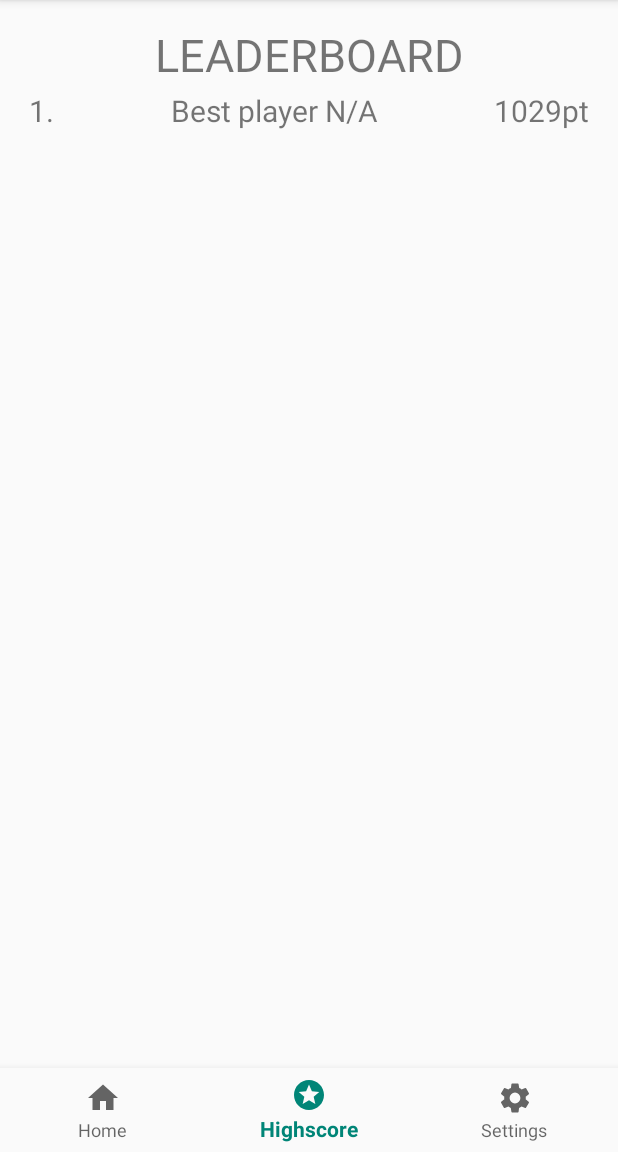
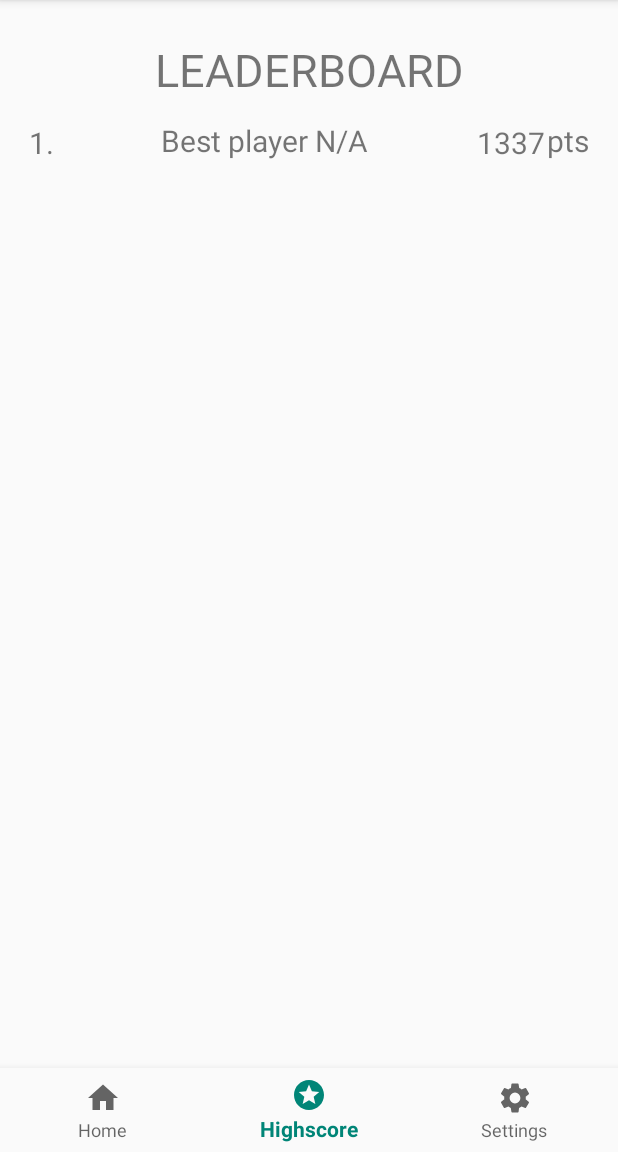
Before and after one commit to Flotfyr27/Hangman, an Android app: the screen it shows after launch (MainActivity), item 2 of the bottom bar chosen, on a phone screen of 412 x 824 dp, the part 84-1236 px from its top. Run offline under Robolectric (Android 15) with nearby library versions, the phone set to English and light mode, and no system bars.

Commit message:
Added minor details to leaderboard design

```diff
--- a/app/src/main/res/layout/fragment_highscore.xml
+++ b/app/src/main/res/layout/fragment_highscore.xml
@@ -12,7 +12,8 @@
         android:layout_height="wrap_content"
         android:text="@string/highscoreTitle"
         android:textSize="30sp"
-        android:gravity="center_horizontal"/>
+        android:gravity="center_horizontal"
+        android:padding="10dp"/>
     <!-- Single user -->
     <LinearLayout
         android:layout_width="match_parent"
@@ -36,7 +37,14 @@
             <TextView
                 android:layout_width="wrap_content"
                 android:layout_height="match_parent"
-                android:text="1029pt"
+                android:text="1337"
+                android:textSize="20sp"
+                android:gravity="end"
+                android:padding="1dp"/>
+            <TextView
+                android:layout_width="wrap_content"
+                android:layout_height="match_parent"
+                android:text="pts"
                 android:textSize="20sp"
                 android:gravity="end"/>
     </LinearLayout>
```
